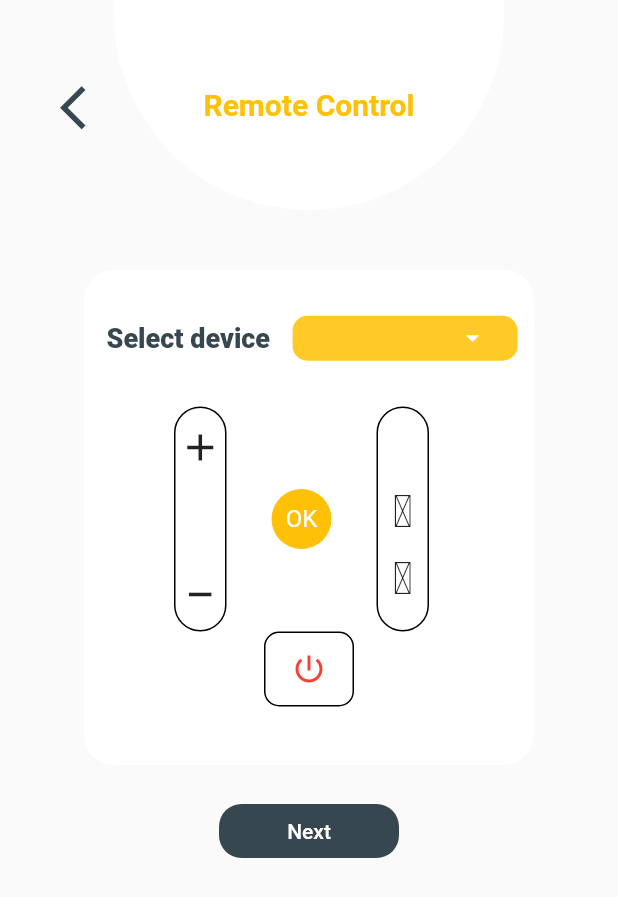
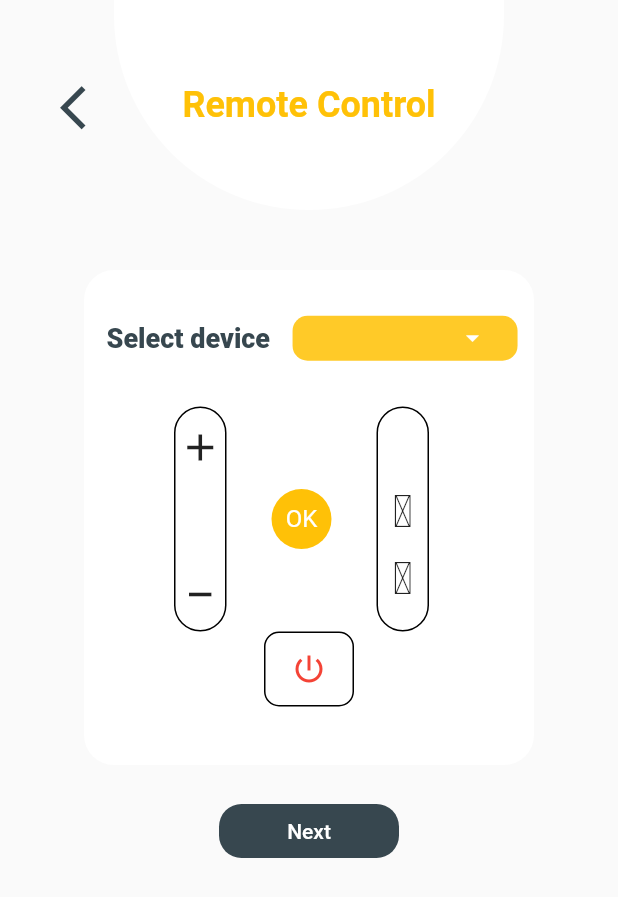
Before and after one commit to ManarAhmeD15/SmartHome_app, a Flutter app: the screen it shows after launch, on a phone screen of 412 x 824 dp. Shown: the top 897 px of the screen. Run offline on Flutter 3.47's test engine with Material 2 defaults, Android fonts, the light colour scheme and no system bars; our stand-ins replace lottie.

Commit message:
Remote update

```diff
--- a/lib/modules/remote_control/remote_screen.dart
+++ b/lib/modules/remote_control/remote_screen.dart
@@ -81,7 +81,7 @@ class _RemoteScreenState extends State<RemoteScreen> {
                       Text(
                         'Remote Control',
                         style: TextStyle(
-                          fontSize: 20.0,
+                          fontSize: 24.0,
                           fontWeight: FontWeight.bold,
                           color: Colors.amber,
                         ),
```
